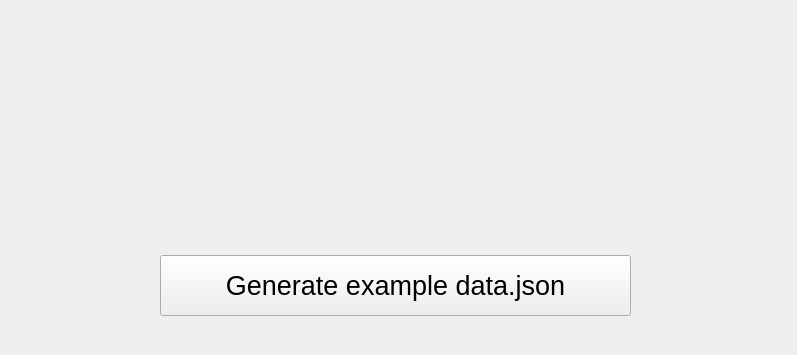
Qt form Auto_Generate_data_json/mainwindow.ui (sriv95/Restaurant-Management) before a commit; both pictures show x 0 to 797 and y 395 to 750 of the 797 by 750 pixel window.
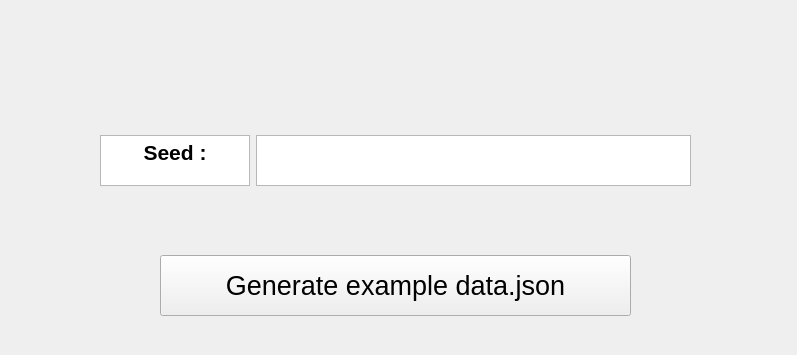
The same form after that commit.

Commit message: ➕Add seed input and Menus_and_Stocks functions for creating Menus and Stocks data in JSON

```diff
--- a/Auto_Generate_data_json/mainwindow.ui
+++ b/Auto_Generate_data_json/mainwindow.ui
@@ -32,6 +32,60 @@
      <string>Generate example data.json</string>
     </property>
    </widget>
+   <widget class="QWidget" name="horizontalLayoutWidget">
+    <property name="geometry">
+     <rect>
+      <x>100</x>
+      <y>530</y>
+      <width>591</width>
+      <height>51</height>
+     </rect>
+    </property>
+    <layout class="QHBoxLayout" name="horizontalLayout">
+     <item>
+      <widget class="QTextEdit" name="text_seed">
+       <property name="maximumSize">
+        <size>
+         <width>150</width>
+         <height>16777215</height>
+        </size>
+       </property>
+       <property name="readOnly">
+        <bool>true</bool>
+       </property>
+       <property name="html">
+        <string>&lt;!DOCTYPE HTML PUBLIC &quot;-//W3C//DTD HTML 4.0//EN&quot; &quot;http://www.w3.org/TR/REC-html40/strict.dtd&quot;&gt;
+&lt;html&gt;&lt;head&gt;&lt;meta name=&quot;qrichtext&quot; content=&quot;1&quot; /&gt;&lt;meta charset=&quot;utf-8&quot; /&gt;&lt;style type=&quot;text/css&quot;&gt;
+p, li { white-space: pre-wrap; }
+hr { height: 1px; border-width: 0; }
+li.unchecked::marker { content: &quot;\2610&quot;; }
+li.checked::marker { content: &quot;\2612&quot;; }
+&lt;/style&gt;&lt;/head&gt;&lt;body style=&quot; font-family:'Segoe UI'; font-size:9pt; font-weight:400; font-style:normal;&quot;&gt;
+&lt;p align=&quot;center&quot; style=&quot; margin-top:0px; margin-bottom:0px; margin-left:0px; margin-right:0px; -qt-block-indent:0; text-indent:0px;&quot;&gt;&lt;span style=&quot; font-size:16pt; font-weight:700;&quot;&gt;Seed :&lt;/span&gt;&lt;/p&gt;&lt;/body&gt;&lt;/html&gt;</string>
+       </property>
+      </widget>
+     </item>
+     <item>
+      <widget class="QTextEdit" name="seed_input">
+       <property name="font">
+        <font>
+         <pointsize>16</pointsize>
+        </font>
+       </property>
+       <property name="html">
+        <string>&lt;!DOCTYPE HTML PUBLIC &quot;-//W3C//DTD HTML 4.0//EN&quot; &quot;http://www.w3.org/TR/REC-html40/strict.dtd&quot;&gt;
+&lt;html&gt;&lt;head&gt;&lt;meta name=&quot;qrichtext&quot; content=&quot;1&quot; /&gt;&lt;meta charset=&quot;utf-8&quot; /&gt;&lt;style type=&quot;text/css&quot;&gt;
+p, li { white-space: pre-wrap; }
+hr { height: 1px; border-width: 0; }
+li.unchecked::marker { content: &quot;\2610&quot;; }
+li.checked::marker { content: &quot;\2612&quot;; }
+&lt;/style&gt;&lt;/head&gt;&lt;body style=&quot; font-family:'Segoe UI'; font-size:16pt; font-weight:400; font-style:normal;&quot;&gt;
+&lt;p align=&quot;center&quot; style=&quot;-qt-paragraph-type:empty; margin-top:0px; margin-bottom:0px; margin-left:0px; margin-right:0px; -qt-block-indent:0; text-indent:0px; font-size:9pt;&quot;&gt;&lt;br /&gt;&lt;/p&gt;&lt;/body&gt;&lt;/html&gt;</string>
+       </property>
+      </widget>
+     </item>
+    </layout>
+   </widget>
   </widget>
  </widget>
  <resources/>
```
Left out of the diff: 2 changed lines with no effect on the pictures. The commit also changes 2 other files.
